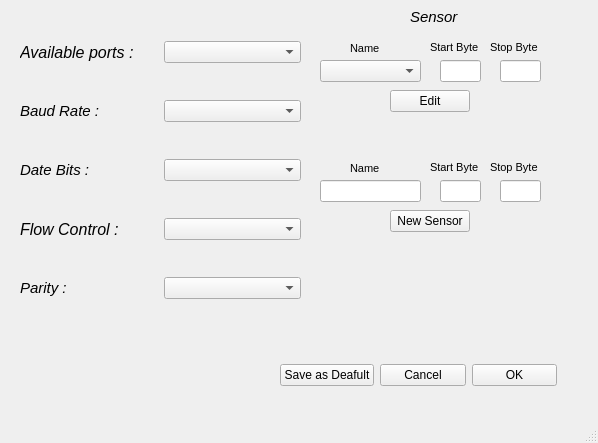
Before: the Qt Designer form UI/settingwindow.ui in AliHejazi/Kn2cMonitoring, drawn with Qt 5.
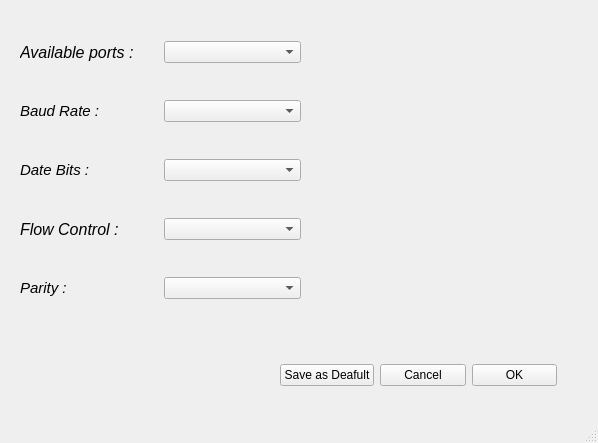
After: the same form once the commit is applied.

Diff of the .ui file:
```diff
--- a/UI/settingwindow.ui
+++ b/UI/settingwindow.ui
@@ -142,219 +142,6 @@
      </item>
     </layout>
    </widget>
-   <widget class="QComboBox" name="comboBox">
-    <property name="geometry">
-     <rect>
-      <x>320</x>
-      <y>60</y>
-      <width>101</width>
-      <height>22</height>
-     </rect>
-    </property>
-   </widget>
-   <widget class="QLabel" name="label">
-    <property name="geometry">
-     <rect>
-      <x>410</x>
-      <y>10</y>
-      <width>59</width>
-      <height>14</height>
-     </rect>
-    </property>
-    <property name="font">
-     <font>
-      <pointsize>11</pointsize>
-      <italic>true</italic>
-     </font>
-    </property>
-    <property name="text">
-     <string>Sensor</string>
-    </property>
-   </widget>
-   <widget class="QLineEdit" name="lineEdit">
-    <property name="geometry">
-     <rect>
-      <x>440</x>
-      <y>60</y>
-      <width>41</width>
-      <height>22</height>
-     </rect>
-    </property>
-   </widget>
-   <widget class="QLineEdit" name="lineEdit_2">
-    <property name="geometry">
-     <rect>
-      <x>500</x>
-      <y>60</y>
-      <width>41</width>
-      <height>22</height>
-     </rect>
-    </property>
-   </widget>
-   <widget class="QPushButton" name="pushButton_3">
-    <property name="geometry">
-     <rect>
-      <x>390</x>
-      <y>90</y>
-      <width>80</width>
-      <height>22</height>
-     </rect>
-    </property>
-    <property name="text">
-     <string>Edit</string>
-    </property>
-   </widget>
-   <widget class="QLabel" name="label_2">
-    <property name="geometry">
-     <rect>
-      <x>350</x>
-      <y>40</y>
-      <width>31</width>
-      <height>16</height>
-     </rect>
-    </property>
-    <property name="font">
-     <font>
-      <pointsize>8</pointsize>
-     </font>
-    </property>
-    <property name="text">
-     <string>Name</string>
-    </property>
-   </widget>
-   <widget class="QLabel" name="label_3">
-    <property name="geometry">
-     <rect>
-      <x>430</x>
-      <y>40</y>
-      <width>59</width>
-      <height>14</height>
-     </rect>
-    </property>
-    <property name="font">
-     <font>
-      <pointsize>8</pointsize>
-     </font>
-    </property>
-    <property name="text">
-     <string>Start Byte</string>
-    </property>
-   </widget>
-   <widget class="QLabel" name="label_4">
-    <property name="geometry">
-     <rect>
-      <x>490</x>
-      <y>40</y>
-      <width>59</width>
-      <height>14</height>
-     </rect>
-    </property>
-    <property name="font">
-     <font>
-      <pointsize>8</pointsize>
-     </font>
-    </property>
-    <property name="text">
-     <string>Stop Byte</string>
-    </property>
-   </widget>
-   <widget class="QLineEdit" name="lineEdit_3">
-    <property name="geometry">
-     <rect>
-      <x>320</x>
-      <y>180</y>
-      <width>101</width>
-      <height>22</height>
-     </rect>
-    </property>
-   </widget>
-   <widget class="QLabel" name="label_5">
-    <property name="geometry">
-     <rect>
-      <x>350</x>
-      <y>160</y>
-      <width>31</width>
-      <height>16</height>
-     </rect>
-    </property>
-    <property name="font">
-     <font>
-      <pointsize>8</pointsize>
-     </font>
-    </property>
-    <property name="text">
-     <string>Name</string>
-    </property>
-   </widget>
-   <widget class="QLineEdit" name="lineEdit_4">
-    <property name="geometry">
-     <rect>
-      <x>440</x>
-      <y>180</y>
-      <width>41</width>
-      <height>22</height>
-     </rect>
-    </property>
-   </widget>
-   <widget class="QLabel" name="label_6">
-    <property name="geometry">
-     <rect>
-      <x>430</x>
-      <y>160</y>
-      <width>59</width>
-      <height>14</height>
-     </rect>
-    </property>
-    <property name="font">
-     <font>
-      <pointsize>8</pointsize>
-     </font>
-    </property>
-    <property name="text">
-     <string>Start Byte</string>
-    </property>
-   </widget>
-   <widget class="QLineEdit" name="lineEdit_5">
-    <property name="geometry">
-     <rect>
-      <x>500</x>
-      <y>180</y>
-      <width>41</width>
-      <height>22</height>
-     </rect>
-    </property>
-   </widget>
-   <widget class="QLabel" name="label_7">
-    <property name="geometry">
-     <rect>
-      <x>490</x>
-      <y>160</y>
-      <width>59</width>
-      <height>14</height>
-     </rect>
-    </property>
-    <property name="font">
-     <font>
-      <pointsize>8</pointsize>
-     </font>
-    </property>
-    <property name="text">
-     <string>Stop Byte</string>
-    </property>
-   </widget>
-   <widget class="QPushButton" name="pushButton_4">
-    <property name="geometry">
-     <rect>
-      <x>390</x>
-      <y>210</y>
-      <width>80</width>
-      <height>22</height>
-     </rect>
-    </property>
-    <property name="text">
-     <string>New Sensor</string>
-    </property>
-   </widget>
   </widget>
   <widget class="QMenuBar" name="menubar">
    <property name="geometry">
```
Left out of the diff: 4 changed lines with no effect on the pictures.
